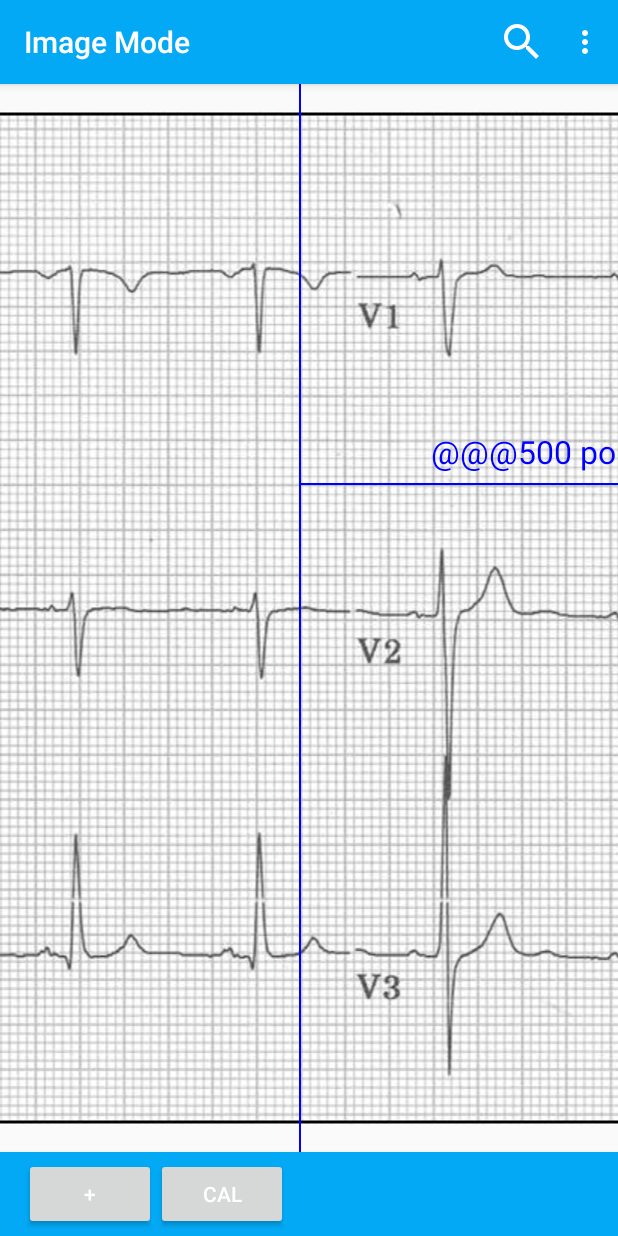
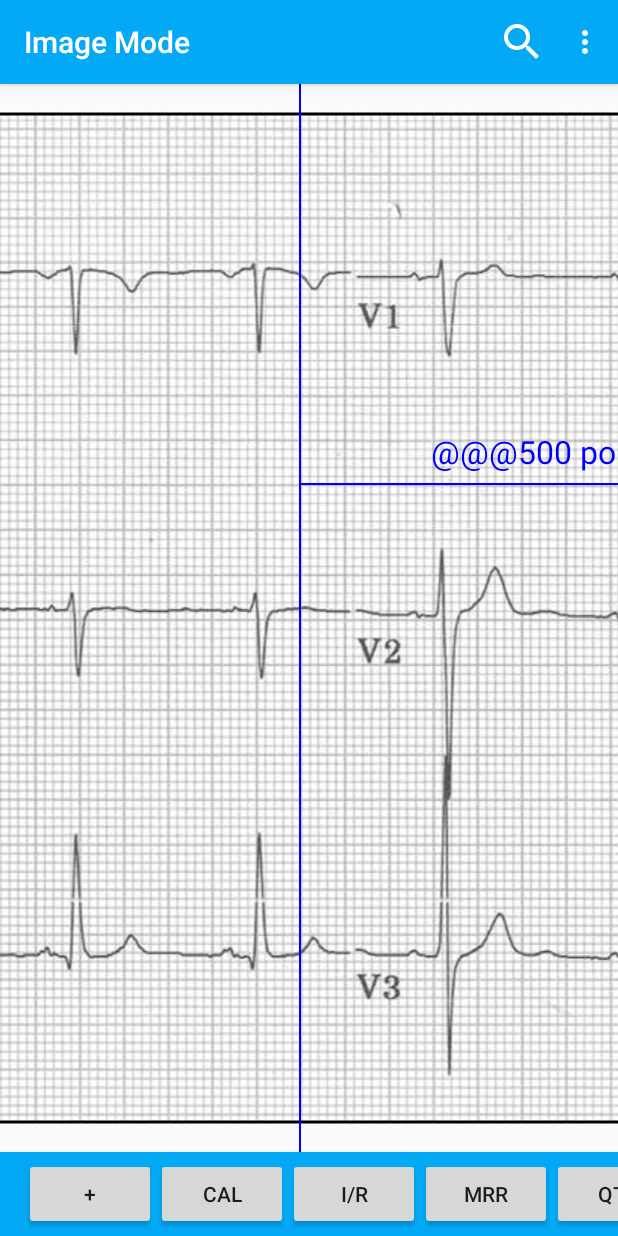
Before and after one commit to mannd/epcalipers-android, an Android app: the screen it shows after launch (MainActivity), in the options menu, after a tap on "Settings", on a phone screen of 412 x 824 dp. Run offline under Robolectric (Android 15) with nearby library versions, the phone set to English and light mode, and no system bars; pictures from the network do not load.

Commit message:
Used scrollview for toolbar button layout.  Button colors are ugly, will fix later. Maybe need custon buttons?

```diff
--- a/app/src/main/java/org/epstudios/epcalipers/MainActivity.java
+++ b/app/src/main/java/org/epstudios/epcalipers/MainActivity.java
@@ -1,7 +1,11 @@
 package org.epstudios.epcalipers;
 
+import android.annotation.TargetApi;
+import android.app.ActionBar;
 import android.graphics.Color;
 import android.graphics.Point;
+import android.graphics.PorterDuff;
+import android.os.Build;
 import android.support.v7.app.ActionBarActivity;
 import android.support.v7.widget.Toolbar;
 
@@ -13,12 +17,16 @@ import android.view.MenuItem;
 import android.view.View;
 import android.view.ViewGroup;
 import android.view.animation.RotateAnimation;
+import android.widget.ActionMenuView;
 import android.widget.Button;
+import android.widget.HorizontalScrollView;
+import android.widget.LinearLayout;
+import android.widget.ScrollView;
 
 import com.ortiz.touch.TouchImageView;
 
 
-public class MainActivity extends ActionBarActivity {
+public class MainActivity extends ActionBarActivity implements View.OnClickListener {
     static final String EPS = "EPS";
     private TouchImageView imageView;
     private CaliperView caliperView;
@@ -29,6 +37,9 @@ public class MainActivity extends ActionBarActivity {
     // Buttons
     Button addCaliperButton;
     Button calibrateButton;
+    Button intervalRateButton;
+    Button meanRateButton;
+    Button qtcButton;
 
     @Override
     protected void onCreate(Bundle savedInstanceState) {
@@ -60,34 +71,55 @@ public class MainActivity extends ActionBarActivity {
 
     }
 
+    @Override
+    public void onClick(View v) {
+        if (v == addCaliperButton) {
+            selectCaliperMenu();
+        }
+        else if (v == calibrateButton) {
+            calibrate();;
+        }
+    }
+
     private void createButtons() {
         addCaliperButton = new Button(this);
         createButton(addCaliperButton, getString(R.string.add_caliper_button_title));
-        addCaliperButton.setOnClickListener(new View.OnClickListener() {
-            @Override
-            public void onClick(View v) {
-                selectCaliperMenu();
-            }
-        });
         calibrateButton = new Button(this);
         createButton(calibrateButton, getString(R.string.calibrate_button_title));
-        calibrateButton.setOnClickListener(new View.OnClickListener() {
-            @Override
-            public void onClick(View v) {
-                calibrate();
-            }
-        });
-
+        intervalRateButton = new Button(this);
+        createButton(intervalRateButton, "I/R");
+        meanRateButton = new Button(this);
+        createButton(meanRateButton, "mRR");
+        qtcButton = new Button(this);
+        createButton(qtcButton, "QTc");
     }
 
     private void createButton(Button button, String text) {
+        button.setLayoutParams(new ViewGroup.LayoutParams(ViewGroup.LayoutParams.WRAP_CONTENT,
+                ViewGroup.LayoutParams.WRAP_CONTENT));
         button.setText(text);
-        button.setTextColor(Color.WHITE);
+        //button.setTextColor(Color.WHITE);
+
+
+        //button.setTextColor(Color.WHITE);
     }
 
     private void createMainToolbar() {
-        menuToolbar.addView(addCaliperButton);
-        menuToolbar.addView(calibrateButton);
+        HorizontalScrollView scrollView = new HorizontalScrollView(this);
+        HorizontalScrollView.LayoutParams layoutParams = new HorizontalScrollView.LayoutParams(
+                ViewGroup.LayoutParams.MATCH_PARENT, ViewGroup.LayoutParams.WRAP_CONTENT);
+        scrollView.setLayoutParams(layoutParams);
+        LinearLayout layout = new LinearLayout(this);
+        layout.setOrientation(LinearLayout.HORIZONTAL);
+        layout.setLayoutParams(layoutParams);
+        layout.addView(addCaliperButton);
+        layout.addView(calibrateButton);
+        layout.addView(intervalRateButton);
+        layout.addView(meanRateButton);
+        layout.addView(qtcButton);
+        scrollView.addView(layout);
+        menuToolbar.addView(scrollView);
+
     }
 
     private void selectCaliperMenu() {
--- a/app/src/main/res/layout/activity_main.xml
+++ b/app/src/main/res/layout/activity_main.xml
@@ -48,13 +48,16 @@
         android:layout_alignParentBottom="true"
         android:layout_width="match_parent"
         android:layout_height="wrap_content"
-        android:background="?attr/colorPrimary"
         android:elevation="4dp"
-        app:theme="@style/ThemeOverlay.AppCompat.Dark.ActionBar"
-        app:popupTheme="@style/ThemeOverlay.AppCompat.Light"
+        android:background="@color/primary"
+
         tools:ignore="UnusedAttribute" />
 
 
 
 
 </RelativeLayout>
+
+
+    <!--app:theme="@style/ThemeOverlay.AppCompat.Dark.ActionBar"-->
+    <!--app:popupTheme="@style/ThemeOverlay.AppCompat.Light"-->
--- a/app/src/main/res/values/styles.xml
+++ b/app/src/main/res/values/styles.xml
@@ -8,7 +8,6 @@
         <item name="colorPrimaryDark">@color/primary_dark</item>
         <item name="colorAccent">@color/primary_dark</item>
 
-
     </style>
 
 </resources>
```
